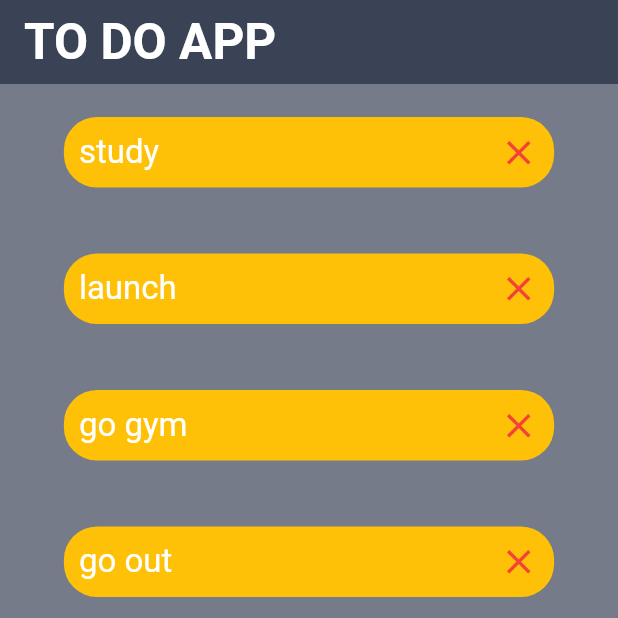
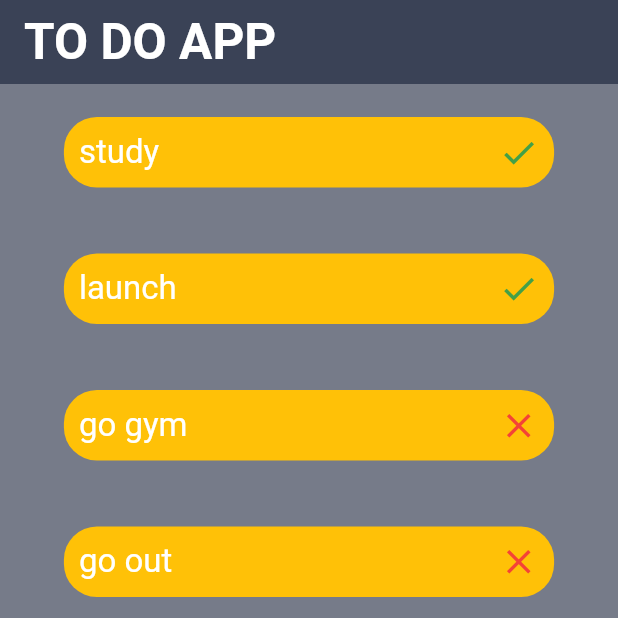
Before and after one commit to mohamedkhaled3/ToDoList_App, a Flutter app: the screen it shows after launch, on a phone screen of 412 x 824 dp, the top half of it. Run offline on Flutter 3.47's test engine with Material 2 defaults, Android fonts, the phone set to English and light mode, and no system bars.

Commit message:
to_do_app_part3

```diff
--- a/lib/main.dart
+++ b/lib/main.dart
@@ -27,15 +27,15 @@ class Handle extends StatefulWidget {
 class Task {
   String title;
   bool stutus;
-  Task({required this.title, required this.stutus});
+
+  Task({required this.title, required this.stutus,});
 }
 
 List all_tasks = [
-  Task(title: "study" , stutus: true),
+  Task(title: "study", stutus: true),
   Task(title: "launch", stutus: true),
   Task(title: "go gym", stutus: false),
   Task(title: "go out", stutus: false),
-
 ];
 
 class _HandleState extends State<Handle> {
@@ -59,8 +59,12 @@ class _HandleState extends State<Handle> {
         width: double.infinity,
         child: Column(
           children: [
-    ...all_tasks.map((item) => ToDoCard(text: item.title ) )
+            // text is var.
+            ...all_tasks.map((item) => ToDoCard(
+                  text: item.title,
+                  doOrNot: item.stutus,
 
+                ))
           ],
         ),
       ),
--- a/lib/widgets/to_do_card.dart
+++ b/lib/widgets/to_do_card.dart
@@ -1,10 +1,9 @@
 import 'package:flutter/material.dart';
 
 class ToDoCard extends StatelessWidget {
-
-
-  String text  ;
-  ToDoCard({required this.text});
+  String text;
+  bool doOrNot;
+  ToDoCard({required this.text , required this.doOrNot ,});
   @override
   Widget build(BuildContext context) {
     return FractionallySizedBox(
@@ -20,15 +19,18 @@ class ToDoCard extends StatelessWidget {
             mainAxisAlignment: MainAxisAlignment.spaceBetween,
             children: [
               Text(
-                text,   //
+                text, //
                 style: TextStyle(fontSize: 22, color: Colors.white),
               ),
 
               // SizedBox( width: 100, ),
 
               Icon(
-                Icons.close,
-                color: Colors.red,
+               // Icons.close
+              //  color: Colors.red,
+                //condition ? If-True : If-False
+                doOrNot ? Icons.check : Icons.close,
+                color: doOrNot ? Colors.green[600]: Colors.red,
                 size: 27,
               ),
             ],
```
